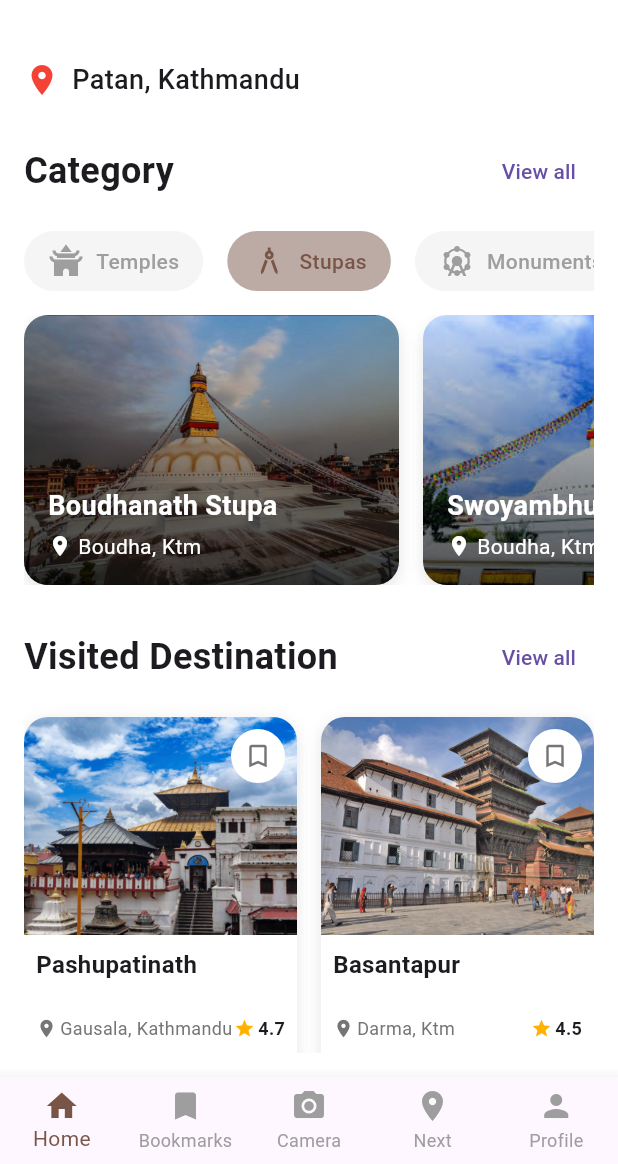
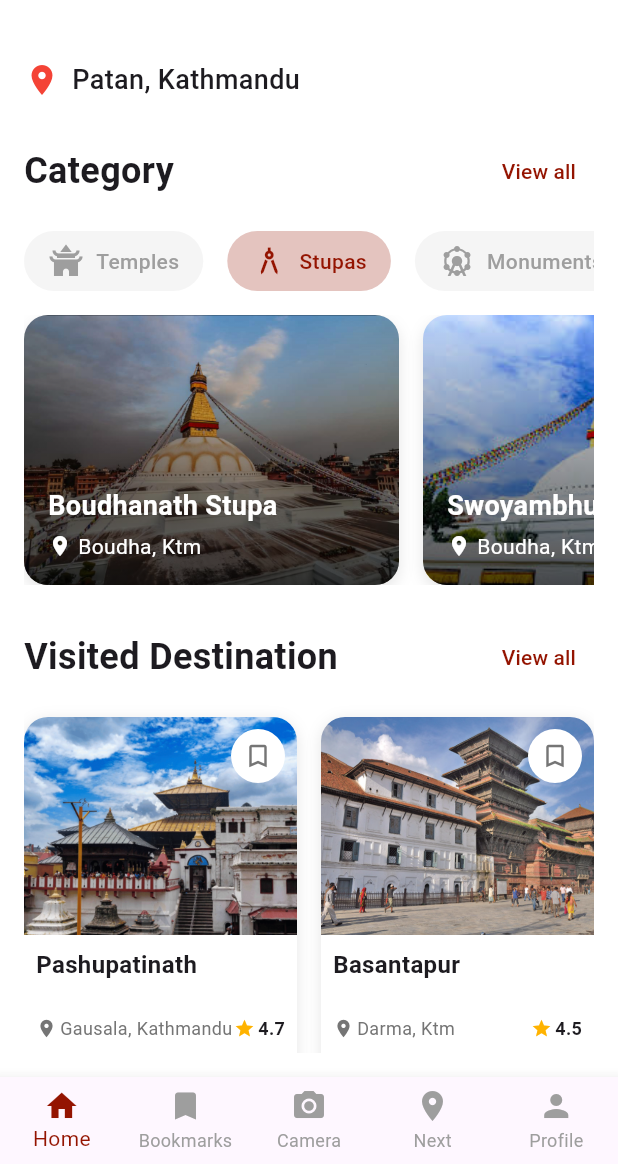
Before and after one commit to Aashish079/travel_companion_app, a Flutter app: the screen it shows after launch, on a phone screen of 412 x 824 dp, the part 72-1236 px from its top. Run offline on Flutter 3.47's test engine with Material 3 defaults, Android fonts, the light colour scheme and no system bars; our stand-ins replace camera, flutter_dotenv, flutter_markdown, web_socket.

Commit message:
correct some color

```diff
--- a/lib/screens/home_screen.dart
+++ b/lib/screens/home_screen.dart
@@ -56,7 +56,13 @@ class HomeScreen extends StatelessWidget {
                   ),
                   TextButton(
                     onPressed: () {},
-                    child: const Text('View all'),
+                    child: const Text(
+                      'View all',
+                      style: TextStyle(
+                        color: Color.fromARGB(
+                            255, 148, 20, 1), // Change to any color you want
+                      ),
+                    ),
                   ),
                 ],
               ),
--- a/lib/screens/recommendation_screen.dart
+++ b/lib/screens/recommendation_screen.dart
@@ -49,8 +49,8 @@ class _RecommendationScreenState extends State<RecommendationScreen> {
             style: TextStyle(
               fontWeight: FontWeight.bold, // Make text bold
             )),
-        backgroundColor: Colors.white,
-        foregroundColor: Colors.black,
+        backgroundColor: const Color.fromARGB(255, 148, 20, 1),
+        foregroundColor: const Color.fromARGB(255, 255, 255, 255),
         elevation: 0,
       ),
       body: Column(
--- a/lib/widgets/bottom_navigation_bar.dart
+++ b/lib/widgets/bottom_navigation_bar.dart
@@ -38,7 +38,7 @@ class CustomBottomNavigation extends StatelessWidget {
           label: 'Profile',
         ),
       ],
-      selectedItemColor: Colors.brown,
+      selectedItemColor: const Color.fromARGB(255, 148, 20, 1),
       unselectedItemColor: Colors.grey,
     );
   }
--- a/lib/widgets/category_item.dart
+++ b/lib/widgets/category_item.dart
@@ -1,5 +1,5 @@
+import 'package:flutter/material.dart';
 
-import 'package:flutter/material.dart';
 class CategoryItem extends StatelessWidget {
   final IconData icon;
   final String label;
@@ -22,17 +22,24 @@ class CategoryItem extends StatelessWidget {
         margin: const EdgeInsets.only(right: 16),
         padding: const EdgeInsets.symmetric(horizontal: 16, vertical: 8),
         decoration: BoxDecoration(
-          color: isSelected ? Colors.brown.shade200 : Colors.grey.shade100,
+          color: isSelected
+              ? const Color.fromARGB(64, 148, 20, 1)
+              : Colors.grey.shade100,
           borderRadius: BorderRadius.circular(20),
         ),
         child: Row(
           children: [
-            Icon(icon, color: isSelected ? Colors.brown : Colors.grey),
+            Icon(icon,
+                color: isSelected
+                    ? const Color.fromARGB(255, 148, 20, 1)
+                    : Colors.grey),
             const SizedBox(width: 8),
             Text(
               label,
               style: TextStyle(
-                color: isSelected ? Colors.brown : Colors.grey,
+                color: isSelected
+                    ? const Color.fromARGB(255, 148, 20, 1)
+                    : Colors.grey,
                 fontWeight: FontWeight.w500,
               ),
             ),
--- a/lib/widgets/category_section.dart
+++ b/lib/widgets/category_section.dart
@@ -86,7 +86,13 @@ class _CategorySectionState extends State<CategorySection> {
                   ),
                 );
               },
-              child: const Text('View all'),
+              child: const Text(
+                'View all',
+                style: TextStyle(
+                  color: Color.fromARGB(
+                      255, 148, 20, 1), // Change to any color you want
+                ),
+              ),
             ),
           ],
         ),
```
Also changed, not shown: lib/screens/bookmarks_screen.dart (+8 -2 lines), lib/screens/camera_screen.dart (+14 -5 lines), lib/screens/profile_screen.dart (+9 -2 lines).
